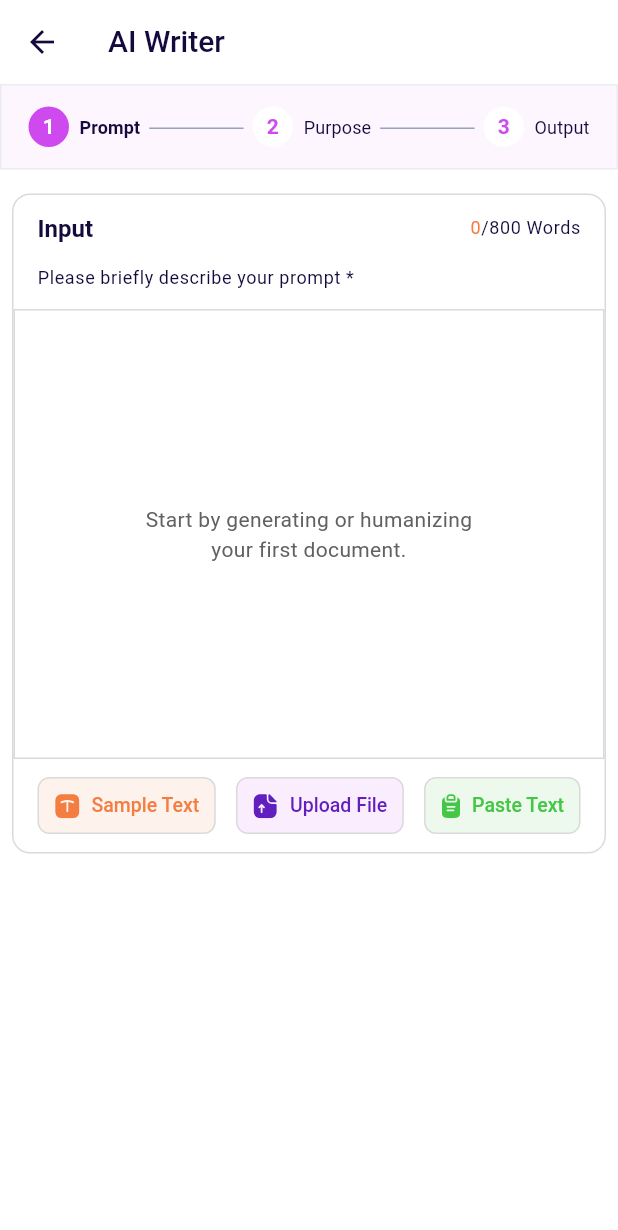
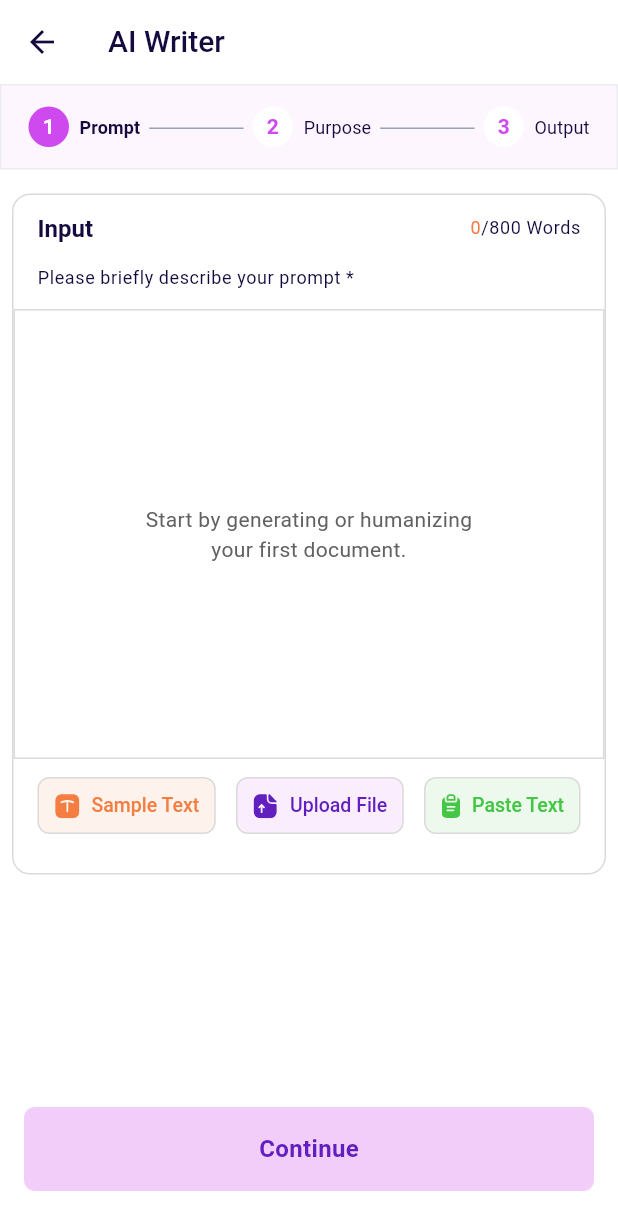
Before and after one commit to muneeb117/mywords.ai, a Flutter app: the AiWriterPage screen opened by its route, on a phone screen of 412 x 824 dp. Shown: the top 1230 px of the screen. Run offline on Flutter 3.47's test engine with Material 3 defaults, Android fonts, the phone set to English and light mode, and no system bars; our stand-ins replace bloc, dartz, dio, flutter_bloc, flutter_svg, get_it and 2 more; accounts and stored records are empty.

Commit message:
writer design completed

```diff
--- a/lib/common/components/primary_button.dart
+++ b/lib/common/components/primary_button.dart
@@ -89,9 +89,7 @@ class PrimaryButton extends StatelessWidget {
         );
         break;
     }
-
-    return Center(
-      child: Ink(
+    Widget button = Ink(
       decoration: decoration,
       child: InkWell(
         onTap: isLoading ? null : onTap,
@@ -126,13 +124,15 @@ class PrimaryButton extends StatelessWidget {
                         ),
                         overflow: TextOverflow.ellipsis,
                         maxLines: 1,
+
                       ),
                     ),
                   ],
                 ),
         ),
       ),
-      ),
     );
+
+    return enableShrinkAnimation ? Center(child: button) : button;
   }
 }
--- a/lib/common/widgets/ai_text_field.dart
+++ b/lib/common/widgets/ai_text_field.dart
@@ -1,4 +1,5 @@
 import 'package:flutter/material.dart';
+import 'package:mywords/common/components/custom_text_field.dart';
 import 'package:mywords/utils/extensions/extended_context.dart';
 
 class AiTextField extends StatelessWidget {
@@ -30,7 +31,10 @@ class AiTextField extends StatelessWidget {
             cursorColor: context.colorScheme.onSurface.withOpacity(0.5),
             controller: textEditingController,
             decoration: InputDecoration(border: InputBorder.none),
-              onChanged: onChanged),
+            onChanged: onChanged,
+            textInputAction: TextInputAction.done,
+            textCapitalization: TextCapitalization.words,
+          ),
         ),
         Visibility(
           visible: textEditingController.text.isEmpty,
--- a/lib/modules/ai_writer/pages/ai_writer_page.dart
+++ b/lib/modules/ai_writer/pages/ai_writer_page.dart
@@ -1,5 +1,6 @@
 import 'package:flutter/material.dart';
 import 'package:flutter_bloc/flutter_bloc.dart';
+import 'package:mywords/common/components/primary_button.dart';
 import 'package:mywords/common/widgets/ai_text_field.dart';
 
 import 'package:mywords/common/widgets/labeled_icons_row.dart';
@@ -20,6 +21,8 @@ class _AiWriterPageState extends State<AiWriterPage> {
 
   @override
   Widget build(BuildContext context) {
+    double bottomPadding = MediaQuery.of(context).padding.bottom;
+    bool hasBottomSafeArea = bottomPadding > 0;
     return BlocProvider(
       create: (context) => AiWriterCubit(),
       child: Builder(
@@ -36,16 +39,32 @@ class _AiWriterPageState extends State<AiWriterPage> {
                 ),
               ),
             ),
+            bottomNavigationBar: Container(
+              margin: const EdgeInsets.symmetric(horizontal: 16.0),
+              padding: EdgeInsets.only(bottom: hasBottomSafeArea ? bottomPadding : 30),
+              child: PrimaryButton.filled(
+                onTap: () {},
+                title: 'Continue',
+                textColor: context.colorScheme.primary,
+                backgroundColor: Color(0xffD24DEE).withOpacity(0.15),
+                fontWeight: FontWeight.w700,
+              ),
+            ),
             body: Column(
               children: [
                 StepIndicator(currentStep: 1),
                 SizedBox(height: 16),
-                BlocConsumer<AiWriterCubit, AiWriterState>(
-                  listener: (context, state) {},
-                  builder: (context, state) {
-                    return Container(
+                Flexible(
+                  child: Container(
                       margin: EdgeInsets.symmetric(horizontal: 8),
                       decoration: BoxDecoration(borderRadius: BorderRadius.circular(12), border: Border.all(color: Color(0xffDADADA))),
+                      child: SingleChildScrollView(
+                        child: BlocConsumer<AiWriterCubit, AiWriterState>(
+                          listener: (context, state) {
+                            // TODO: implement listener
+                          },
+                          builder: (context, state) {
+                            return SingleChildScrollView(
                               child: Column(
                                 crossAxisAlignment: CrossAxisAlignment.start,
                                 children: [
@@ -78,15 +97,11 @@ class _AiWriterPageState extends State<AiWriterPage> {
                                         SizedBox(height: 14),
                                         Text(
                                           'Please briefly describe your prompt *',
-                                    style: context.textTheme.bodySmall?.copyWith(
-                                      color: context.colorScheme.onSurface,
-                                      height: 1.5
-                                    ),
+                                          style: context.textTheme.bodySmall?.copyWith(color: context.colorScheme.onSurface, height: 1.5),
                                         ),
                                       ],
                                     ),
                                   ),
-
                                   AiTextField(
                                     onChanged: (nextValue) {
                                       context.read<AiWriterCubit>().updateText(nextValue);
@@ -98,9 +113,13 @@ class _AiWriterPageState extends State<AiWriterPage> {
                                     onUploadFileCallBack: () {},
                                     onPasteTextCallBack: () {},
                                   ),
+                                  SizedBox(height: 14),
                                 ],
-                        ));
+                              ),
+                            );
                           },
+                        ),
+                      )),
                 )
               ],
             ),
--- a/lib/modules/authentication/pages/signup/signup_page.dart
+++ b/lib/modules/authentication/pages/signup/signup_page.dart
@@ -103,7 +103,7 @@ class _SignupPageState extends State<SignupPage> {
                             onSuffixIconTap: () {
                               context.read<SignupCubit>().togglePassword();
                             },
-                            textInputAction: TextInputAction.done,
+                            textInputAction: TextInputAction.next,
                             validator: (value) {
                               if (value == null || value.trim().isEmpty) {
                                 return 'Password is required';
```
Lines whose indentation alone changed are shown as unchanged.
